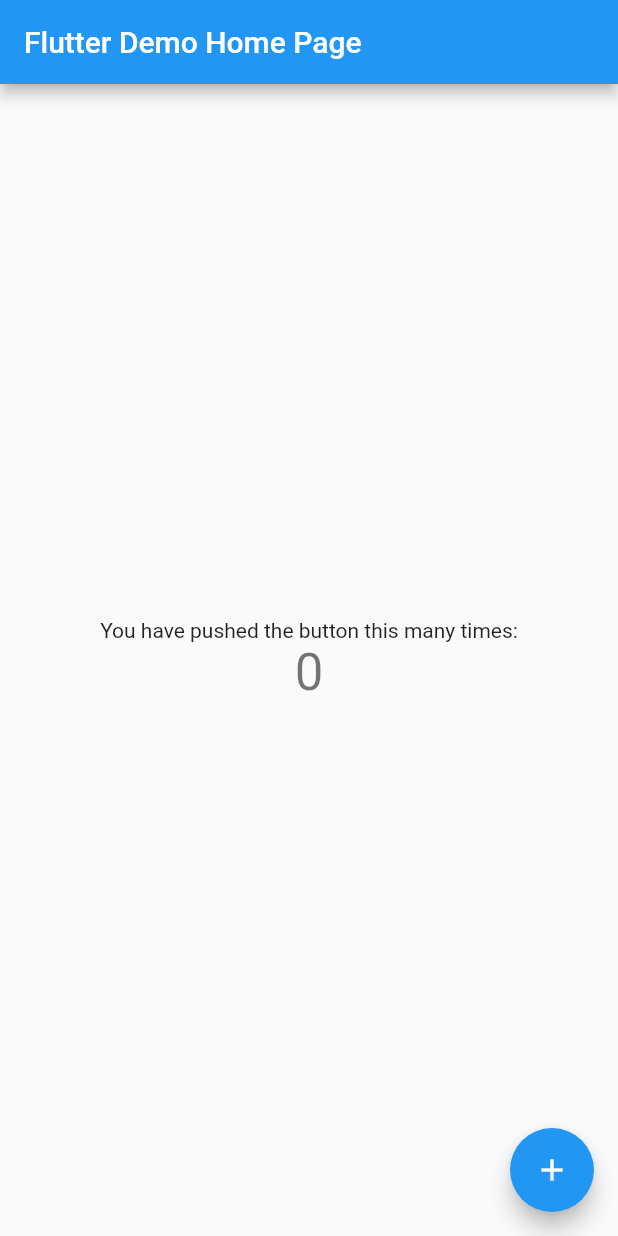
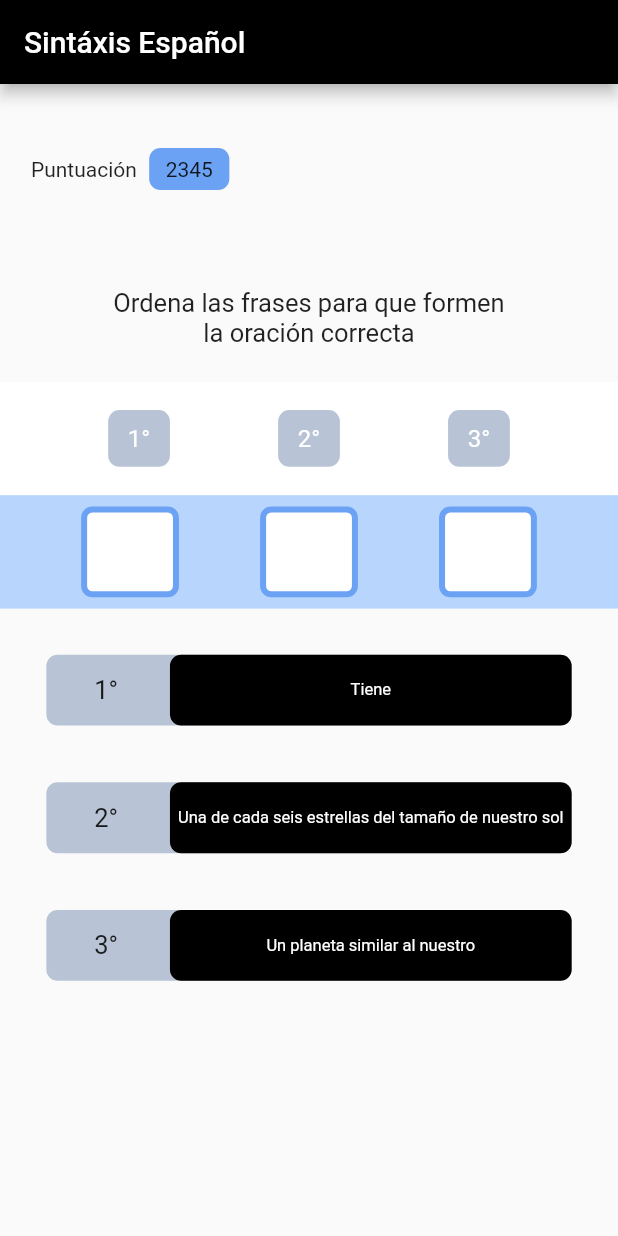
Before and after one commit to JazminSantibanez/sintaxis-espanol, a Flutter app: the screen it shows after launch, on a phone screen of 412 x 824 dp. Run offline on Flutter 3.47's test engine with Material 2 defaults, Android fonts, the phone set to English and light mode, and no system bars; drawn by our look-alikes of flutter_layout_grid.

Commit message:
Created basic layout

```diff
--- a/lib/main.dart
+++ b/lib/main.dart
@@ -1,113 +1,241 @@
-import 'package:flutter/material.dart';
+import "package:flutter/material.dart";
+import 'package:flutter_layout_grid/flutter_layout_grid.dart';
+import 'package:sintaxis_espanol/variables.dart';
 
 void main() {
   runApp(MyApp());
 }
 
 class MyApp extends StatelessWidget {
-  // This widget is the root of your application.
   @override
   Widget build(BuildContext context) {
     return MaterialApp(
-      title: 'Flutter Demo',
-      theme: ThemeData(
-        // This is the theme of your application.
-        //
-        // Try running your application with "flutter run". You'll see the
-        // application has a blue toolbar. Then, without quitting the app, try
-        // changing the primarySwatch below to Colors.green and then invoke
-        // "hot reload" (press "r" in the console where you ran "flutter run",
-        // or simply save your changes to "hot reload" in a Flutter IDE).
-        // Notice that the counter didn't reset back to zero; the application
-        // is not restarted.
-        primarySwatch: Colors.blue,
+        theme: ThemeData(primaryColor: Colors.black),
+        home: Scaffold(
+            appBar: AppBar(
+              title: Text("Sintáxis Español"),
+            ),
+            body: SyntaxGame()));
+  }
+}
+
+class SyntaxGame extends StatelessWidget {
+  @override
+  Widget build(BuildContext context) {
+    return Container(
+      color: Colors.transparent,
+      child: LayoutGrid(
+        areas: '''
+        score
+        instructions
+        sentence-nums
+        sentence-spots
+        .
+        sentence-1
+        .
+        sentence-2
+        .
+        sentence-3
+        .
+        ''',
+        columnSizes: [1.fr],
+        rowSizes: [
+          (1.2).fr,
+          (0.9).fr,
+          (0.8).fr,
+          (0.8).fr,
+          (0.325).fr,
+          (0.5).fr,
+          (0.4).fr,
+          (0.5).fr,
+          (0.4).fr,
+          (0.5).fr,
+          (1.8).fr,
+        ],
+        columnGap: 0.00,
+        rowGap: 0.00,
+        children: [
+          Score().inGridArea("score"),
+          Instructions().inGridArea("instructions"),
+          SentenceNums().inGridArea("sentence-nums"),
+          SentenceSpots().inGridArea("sentence-spots"),
+          Sentence(1, "Tiene").inGridArea("sentence-1"),
+          Sentence(2, "Una de cada seis estrellas del tamaño de nuestro sol")
+              .inGridArea("sentence-2"),
+          Sentence(3, "Un planeta similar al nuestro").inGridArea("sentence-3"),
+        ],
       ),
-      home: MyHomePage(title: 'Flutter Demo Home Page'),
     );
   }
 }
 
-class MyHomePage extends StatefulWidget {
-  MyHomePage({Key key, this.title}) : super(key: key);
-
-  // This widget is the home page of your application. It is stateful, meaning
-  // that it has a State object (defined below) that contains fields that affect
-  // how it looks.
-
-  // This class is the configuration for the state. It holds the values (in this
-  // case the title) provided by the parent (in this case the App widget) and
-  // used by the build method of the State. Fields in a Widget subclass are
-  // always marked "final".
-
-  final String title;
-
-  @override
-  _MyHomePageState createState() => _MyHomePageState();
+BoxDecoration roundBoxDecoration(
+    {Color color = Colors.white,
+    Color borderColor = Colors.transparent,
+    double borderRadius = 7.5,
+    double borderWidth = 1}) {
+  return BoxDecoration(
+      border: Border.all(color: borderColor, width: borderWidth),
+      borderRadius: BorderRadius.circular(borderRadius),
+      color: color);
 }
 
-class _MyHomePageState extends State<MyHomePage> {
-  int _counter = 0;
+class ScoreState extends State<Score> {
+  @override
+  Widget build(BuildContext context) {
+    var totalWidth = MediaQuery.of(context).size.width;
 
-  void _incrementCounter() {
-    setState(() {
-      // This call to setState tells the Flutter framework that something has
-      // changed in this State, which causes it to rerun the build method below
-      // so that the display can reflect the updated values. If we changed
-      // _counter without calling setState(), then the build method would not be
-      // called again, and so nothing would appear to happen.
-      _counter++;
-    });
+    return Row(
+      children: [
+        Container(
+            child: Text("Puntuación"),
+            alignment: Alignment.centerLeft,
+            margin: EdgeInsets.only(left: totalWidth * 0.05)),
+        Container(
+          margin: EdgeInsets.only(left: totalWidth * 0.02),
+          padding: const EdgeInsets.symmetric(vertical: 5.0, horizontal: 10.0),
+          decoration: roundBoxDecoration(
+              color: SEColorScheme.blue), //             <--- BoxDecoration here
+          child: Text(2345.toString()),
+        ),
+      ],
+      mainAxisAlignment: MainAxisAlignment.start,
+      crossAxisAlignment: CrossAxisAlignment.center,
+    );
   }
+}
+
+class Score extends StatefulWidget {
+  @override
+  State<StatefulWidget> createState() {
+    return ScoreState();
+  }
+}
+
+TextStyle instructionTextStyle = new TextStyle(fontSize: 17);
+
+class Instructions extends StatelessWidget {
+  @override
+  Widget build(BuildContext context) {
+    return Center(
+        child: FractionallySizedBox(
+            alignment: Alignment.center,
+            widthFactor: 0.65,
+            child: Text(
+              "Ordena las frases para que formen la oración correcta",
+              style: instructionTextStyle,
+              textAlign: TextAlign.center,
+            )));
+  }
+}
+
+class Sentence extends StatelessWidget {
+  Sentence(this.sentenceNo, this.text);
+  final String text;
+  final int sentenceNo;
 
   @override
   Widget build(BuildContext context) {
-    // This method is rerun every time setState is called, for instance as done
-    // by the _incrementCounter method above.
-    //
-    // The Flutter framework has been optimized to make rerunning build methods
-    // fast, so that you can just rebuild anything that needs updating rather
-    // than having to individually change instances of widgets.
-    return Scaffold(
-      appBar: AppBar(
-        // Here we take the value from the MyHomePage object that was created by
-        // the App.build method, and use it to set our appbar title.
-        title: Text(widget.title),
+    var totalWidth = MediaQuery.of(context).size.width;
+
+    return Center(
+        child: Stack(alignment: Alignment.centerRight, children: [
+      FractionallySizedBox(
+        widthFactor: 0.85,
+        child: Container(
+            decoration: roundBoxDecoration(color: SEColorScheme.gray),
+            child: FractionallySizedBox(
+                child: Container(
+                    child: Text(
+                      "$sentenceNo°",
+                      style: TextStyle(fontSize: 17),
+                    ),
+                    alignment: Alignment.centerLeft,
+                    margin: EdgeInsets.only(left: totalWidth * 0.075)),
+                heightFactor: 1)),
       ),
-      body: Center(
-        // Center is a layout widget. It takes a single child and positions it
-        // in the middle of the parent.
-        child: Column(
-          // Column is also a layout widget. It takes a list of children and
-          // arranges them vertically. By default, it sizes itself to fit its
-          // children horizontally, and tries to be as tall as its parent.
-          //
-          // Invoke "debug painting" (press "p" in the console, choose the
-          // "Toggle Debug Paint" action from the Flutter Inspector in Android
-          // Studio, or the "Toggle Debug Paint" command in Visual Studio Code)
-          // to see the wireframe for each widget.
-          //
-          // Column has various properties to control how it sizes itself and
-          // how it positions its children. Here we use mainAxisAlignment to
-          // center the children vertically; the main axis here is the vertical
-          // axis because Columns are vertical (the cross axis would be
-          // horizontal).
-          mainAxisAlignment: MainAxisAlignment.center,
-          children: <Widget>[
-            Text(
-              'You have pushed the button this many times:',
-            ),
-            Text(
-              '$_counter',
-              style: Theme.of(context).textTheme.headline4,
-            ),
-          ],
-        ),
+      FractionallySizedBox(
+          alignment: Alignment.centerRight,
+          widthFactor: 0.65,
+          child: Container(
+            decoration: roundBoxDecoration(color: SEColorScheme.black),
+            child: FractionallySizedBox(
+                child: Container(
+                    child: Text(
+                      "$text",
+                      style:
+                          TextStyle(fontSize: 11, color: SEColorScheme.white),
+                      textAlign: TextAlign.center,
+                    ),
+                    alignment: Alignment.center),
+                heightFactor: 1),
+          ))
+    ]));
+  }
+}
+
+class SentenceSpot extends StatelessWidget {
+  @override
+  Widget build(BuildContext context) {
+    return Flexible(
+        child: FractionallySizedBox(
+      child: Container(
+        decoration:
+            roundBoxDecoration(borderColor: SEColorScheme.blue, borderWidth: 4),
       ),
-      floatingActionButton: FloatingActionButton(
-        onPressed: _incrementCounter,
-        tooltip: 'Increment',
-        child: Icon(Icons.add),
-      ), // This trailing comma makes auto-formatting nicer for build methods.
+      heightFactor: 0.8,
+      widthFactor: 0.475,
+    ));
+  }
+}
+
+class SentenceSpots extends StatelessWidget {
+  @override
+  Widget build(BuildContext context) {
+    return Container(
+      child: Row(
+        children: [SentenceSpot(), SentenceSpot(), SentenceSpot()],
+        crossAxisAlignment: CrossAxisAlignment.stretch,
+        mainAxisAlignment: MainAxisAlignment.spaceEvenly,
+      ),
+      color: SEColorScheme.lightBlue,
     );
   }
 }
+
+class SentenceNum extends StatelessWidget {
+  final int sentenceNo;
+  final BuildContext context;
+
+  SentenceNum(this.sentenceNo, {this.context});
+  @override
+  Widget build(BuildContext context) {
+    return Flexible(
+        child: FractionallySizedBox(
+      child: Container(
+        decoration: roundBoxDecoration(color: SEColorScheme.gray),
+        child: Text(
+          "$sentenceNo°",
+          style: TextStyle(color: SEColorScheme.white, fontSize: 16),
+        ),
+        alignment: Alignment.center,
+      ),
+      heightFactor: 0.5,
+      widthFactor: 0.3,
+    ));
+  }
+}
+
+class SentenceNums extends StatelessWidget {
+  @override
+  Widget build(BuildContext context) {
+    return Container(
+      child: Row(
+        children: [SentenceNum(1), SentenceNum(2), SentenceNum(3)],
+        crossAxisAlignment: CrossAxisAlignment.stretch,
+        mainAxisAlignment: MainAxisAlignment.spaceEvenly,
+      ),
+      color: SEColorScheme.white,
+    );
+  }
+}
--- /dev/null
+++ b/lib/variables.dart
@@ -0,0 +1,10 @@
+import 'dart:ui';
+
+class SEColorScheme {
+  static const black = Color(0xFF000000);
+  static const white = Color(0xFFFFFFFF);
+
+  static const blue = Color(0xFF6ca2f3);
+  static const lightBlue = Color(0xFFb8d5fe);
+  static const gray = Color(0xFFb8c4d5);
+}
--- a/pubspec.yaml
+++ b/pubspec.yaml
@@ -28,6 +28,8 @@
   # The following adds the Cupertino Icons font to your application.
   # Use with the CupertinoIcons class for iOS style icons.
   cupertino_icons: ^1.0.2
+  sqflite: ^2.0.0+3
+  flutter_layout_grid: ^1.0.1
 
 dev_dependencies:
   flutter_test:
```
Also changed, not shown: pubspec.lock, 1 other file.
